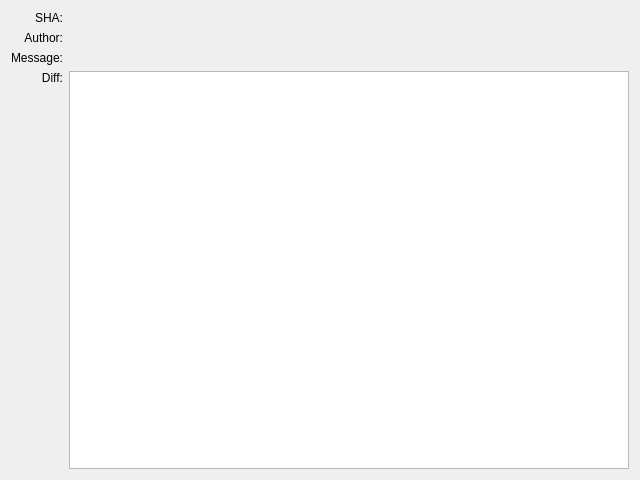
Before: the Qt Designer form kitten/commit_widget.ui in riyad/kitten-ruby, drawn with Qt 5.
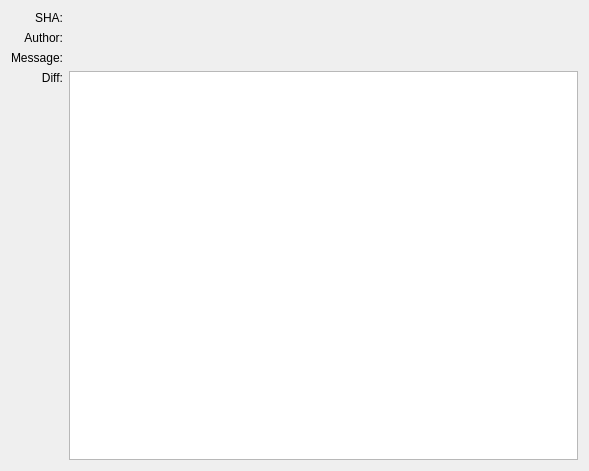
After: the same form once the commit is applied.

Commit message: Simplified layout in CommitWidget.

Patch:
```diff
--- a/kitten/commit_widget.ui
+++ b/kitten/commit_widget.ui
@@ -6,8 +6,8 @@
    <rect>
     <x>0</x>
     <y>0</y>
-    <width>640</width>
-    <height>480</height>
+    <width>589</width>
+    <height>471</height>
    </rect>
   </property>
   <property name="windowTitle">
@@ -42,29 +42,11 @@
     </widget>
    </item>
    <item row="1" column="1">
-    <layout class="QHBoxLayout" name="horizontalLayout">
-     <item>
-      <widget class="QLabel" name="authorNameLabel">
+    <widget class="QLabel" name="authorLabel">
        <property name="text">
         <string/>
        </property>
       </widget>
-     </item>
-     <item>
-      <widget class="QLabel" name="authotEmailLabel">
-       <property name="text">
-        <string/>
-       </property>
-      </widget>
-     </item>
-     <item>
-      <widget class="QLabel" name="authorDateLabel">
-       <property name="text">
-        <string/>
-       </property>
-      </widget>
-     </item>
-    </layout>
    </item>
    <item row="2" column="0">
     <widget class="QLabel" name="label_7">
```
Lines whose indentation alone changed are shown as unchanged.
